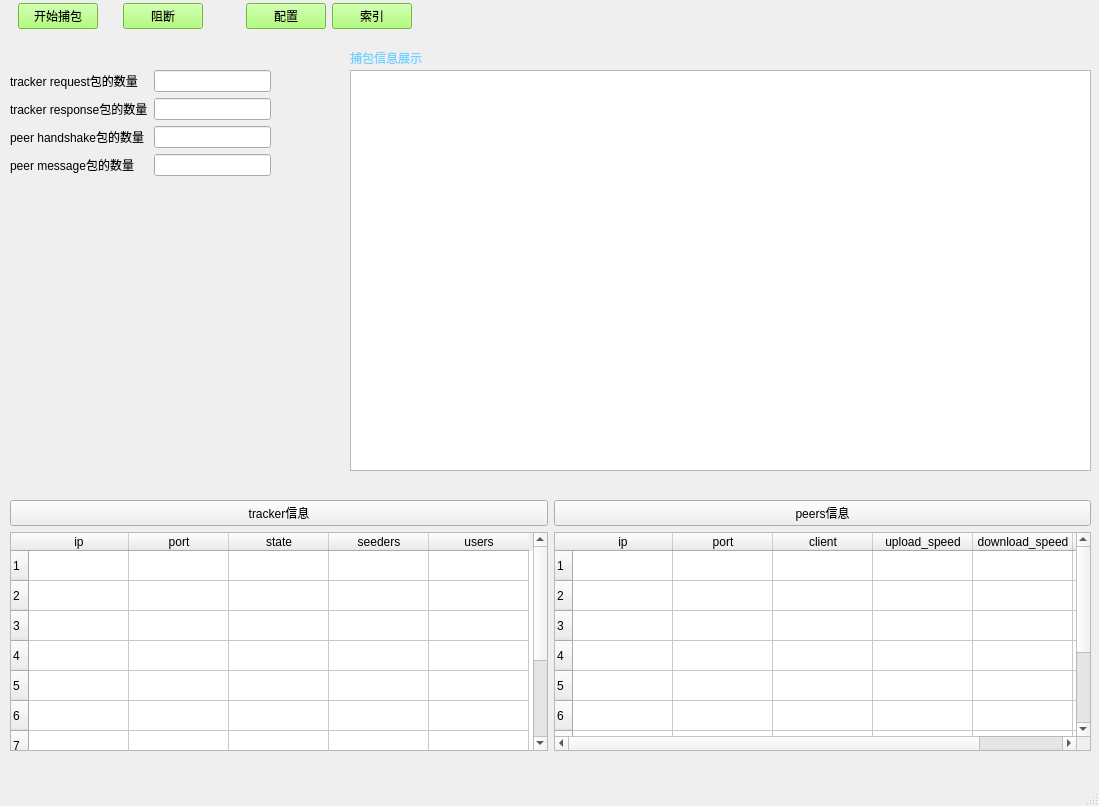
Before: the Qt Designer form gui/mainwindow.ui in RaymondHX/contentSecurityLab, drawn with Qt 5.
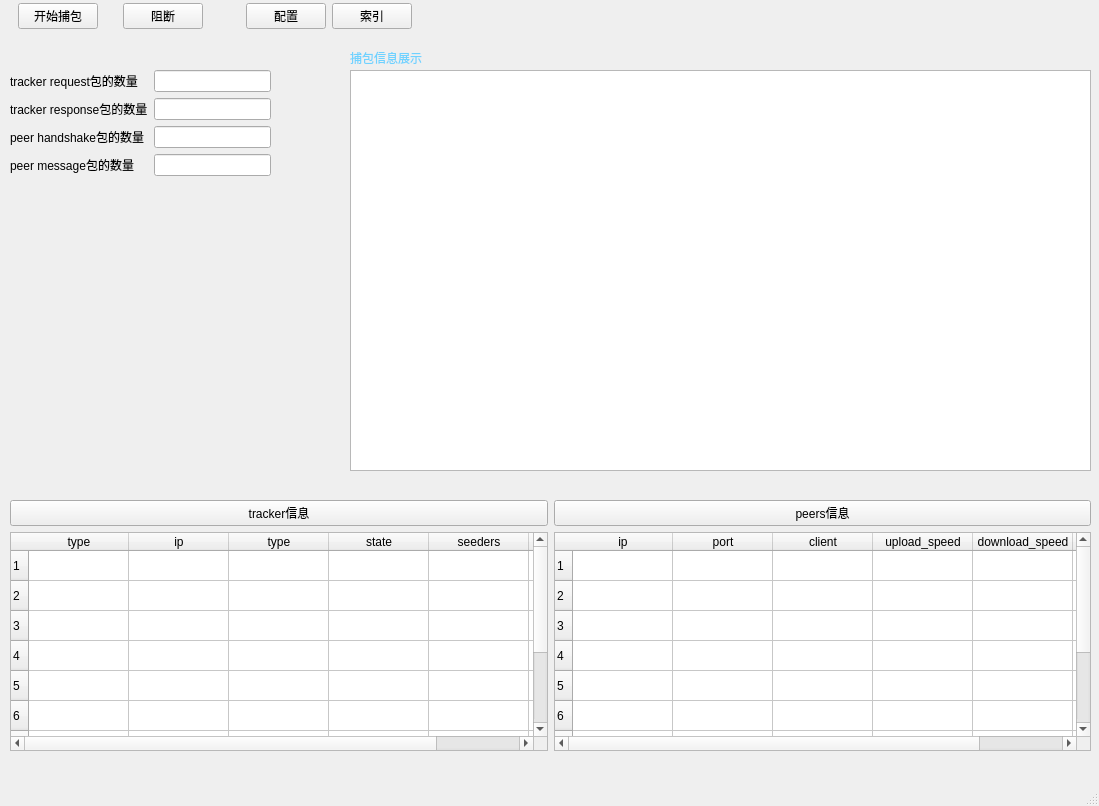
After: the same form once the commit is applied.

```diff
--- a/gui/mainwindow.ui
+++ b/gui/mainwindow.ui
@@ -34,7 +34,7 @@
         <number>10</number>
        </property>
        <property name="columnCount">
-        <number>5</number>
+        <number>6</number>
        </property>
        <row/>
        <row/>
@@ -46,6 +46,11 @@
        <row/>
        <row/>
        <row/>
+       <column>
+        <property name="text">
+         <string>type</string>
+        </property>
+       </column>
        <column>
         <property name="text">
          <string>ip</string>
@@ -53,7 +58,7 @@
        </column>
        <column>
         <property name="text">
-         <string>port</string>
+         <string>type</string>
         </property>
        </column>
        <column>
@@ -71,7 +76,7 @@
          <string>users</string>
         </property>
        </column>
-       <item row="0" column="0">
+       <item row="0" column="1">
         <property name="text">
          <string/>
         </property>
@@ -185,9 +190,7 @@
      <item>
       <widget class="QPushButton" name="start_cap_b">
        <property name="styleSheet">
-        <string notr="true">
-background-color: rgb(155, 255, 88);
-font: 9pt &quot;微软雅黑&quot;;	
+        <string notr="true">font: 9pt &quot;微软雅黑&quot;;	
 </string>
        </property>
        <property name="text">
@@ -211,9 +214,7 @@
      <item>
       <widget class="QPushButton" name="block_b">
        <property name="styleSheet">
-        <string notr="true">
-background-color: rgb(155, 255, 88);
-font: 9pt &quot;微软雅黑&quot;;	
+        <string notr="true">font: 9pt &quot;微软雅黑&quot;;	
 </string>
        </property>
        <property name="text">
@@ -250,9 +251,7 @@
      <item>
       <widget class="QPushButton" name="config_b">
        <property name="styleSheet">
-        <string notr="true">
-background-color: rgb(155, 255, 88);
-font: 9pt &quot;微软雅黑&quot;;	
+        <string notr="true">font: 9pt &quot;微软雅黑&quot;;	
 </string>
        </property>
        <property name="text">
@@ -263,9 +262,7 @@
      <item>
       <widget class="QPushButton" name="index_b">
        <property name="styleSheet">
-        <string notr="true">
-background-color: rgb(155, 255, 88);
-font: 9pt &quot;微软雅黑&quot;;	
+        <string notr="true">font: 9pt &quot;微软雅黑&quot;;	
 </string>
        </property>
        <property name="text">
```
